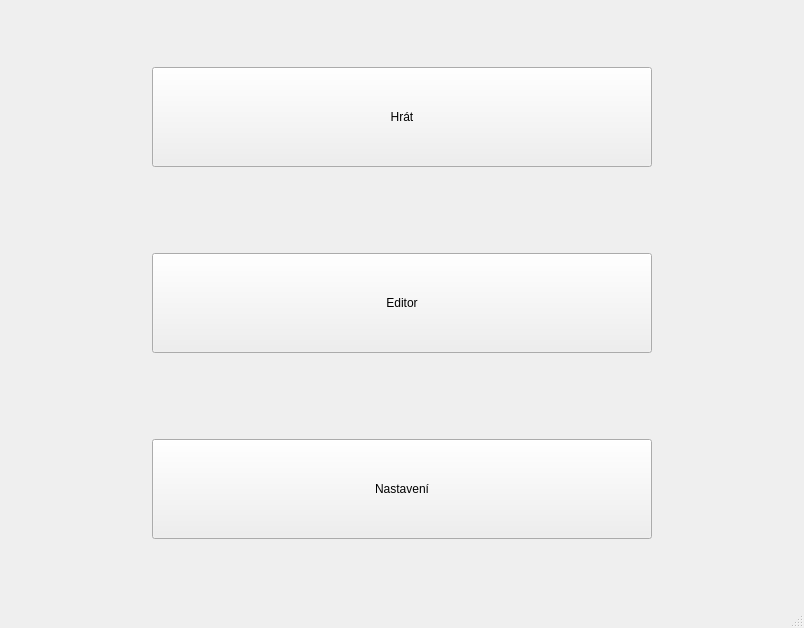
Above: zarovka.ui from HRALYB-PYGAME/IFJ before the change. Below: the same form after it.
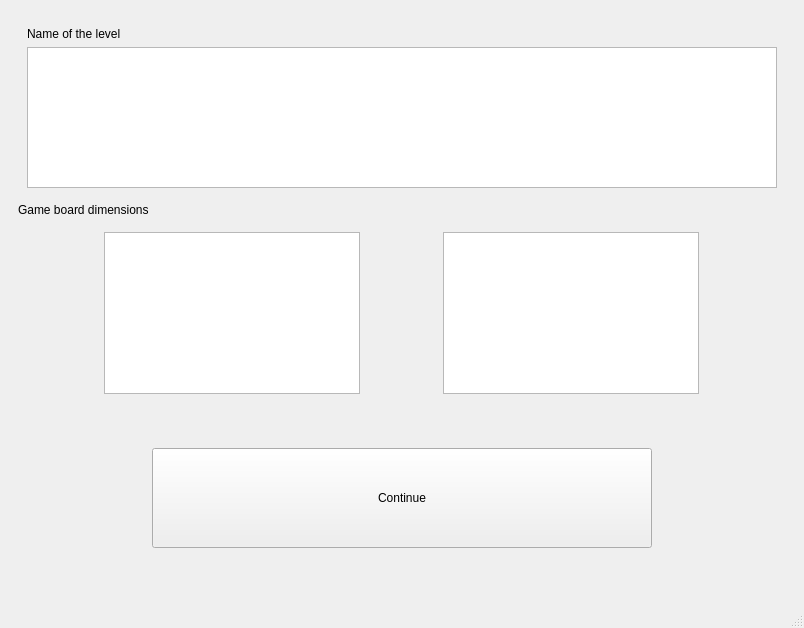
That is the form after the change. The open tabs and pages were chosen to show the change.

Commit message: jdu na obed

Patch:
```diff
--- a/zarovka.ui
+++ b/zarovka.ui
@@ -649,6 +649,102 @@
         </widget>
        </widget>
       </widget>
+      <widget class="QWidget" name="page">
+       <layout class="QVBoxLayout" name="verticalLayout_4">
+        <item>
+         <widget class="QWidget" name="widget_5" native="true">
+          <property name="sizePolicy">
+           <sizepolicy hsizetype="Preferred" vsizetype="Preferred">
+            <horstretch>0</horstretch>
+            <verstretch>1</verstretch>
+           </sizepolicy>
+          </property>
+          <layout class="QVBoxLayout" name="verticalLayout_5">
+           <item>
+            <widget class="QLabel" name="label_4">
+             <property name="text">
+              <string>Name of the level</string>
+             </property>
+            </widget>
+           </item>
+           <item>
+            <widget class="QTextEdit" name="textEdit"/>
+           </item>
+          </layout>
+         </widget>
+        </item>
+        <item>
+         <widget class="QLabel" name="label_6">
+          <property name="text">
+           <string>Game board dimensions</string>
+          </property>
+         </widget>
+        </item>
+        <item>
+         <widget class="QWidget" name="widget_8" native="true">
+          <property name="sizePolicy">
+           <sizepolicy hsizetype="Preferred" vsizetype="Preferred">
+            <horstretch>0</horstretch>
+            <verstretch>1</verstretch>
+           </sizepolicy>
+          </property>
+          <layout class="QHBoxLayout" name="horizontalLayout_5">
+           <item>
+            <widget class="QTextEdit" name="textEdit_2">
+             <property name="sizePolicy">
+              <sizepolicy hsizetype="Maximum" vsizetype="Maximum">
+               <horstretch>0</horstretch>
+               <verstretch>0</verstretch>
+              </sizepolicy>
+             </property>
+            </widget>
+           </item>
+           <item>
+            <widget class="QTextEdit" name="textEdit_3">
+             <property name="sizePolicy">
+              <sizepolicy hsizetype="Maximum" vsizetype="Maximum">
+               <horstretch>0</horstretch>
+               <verstretch>0</verstretch>
+              </sizepolicy>
+             </property>
+            </widget>
+           </item>
+          </layout>
+         </widget>
+        </item>
+        <item>
+         <widget class="QWidget" name="widget_9" native="true">
+          <property name="sizePolicy">
+           <sizepolicy hsizetype="Preferred" vsizetype="Preferred">
+            <horstretch>0</horstretch>
+            <verstretch>1</verstretch>
+           </sizepolicy>
+          </property>
+          <layout class="QHBoxLayout" name="horizontalLayout_6">
+           <item>
+            <widget class="QPushButton" name="pushButton_4">
+             <property name="sizePolicy">
+              <sizepolicy hsizetype="Maximum" vsizetype="Maximum">
+               <horstretch>0</horstretch>
+               <verstretch>1</verstretch>
+              </sizepolicy>
+             </property>
+             <property name="minimumSize">
+              <size>
+               <width>500</width>
+               <height>100</height>
+              </size>
+             </property>
+             <property name="text">
+              <string>Continue</string>
+             </property>
+            </widget>
+           </item>
+          </layout>
+         </widget>
+        </item>
+       </layout>
+      </widget>
      </widget>
     </item>
    </layout>
```
The commit also changes 2 other files.
